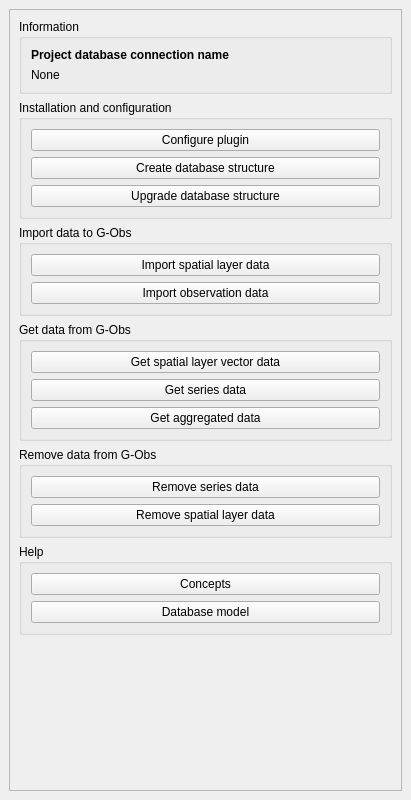
3liz/qgis-gobs-plugin, file gobs/resources/ui/gobs_dockwidget_base.ui: the form before one commit.
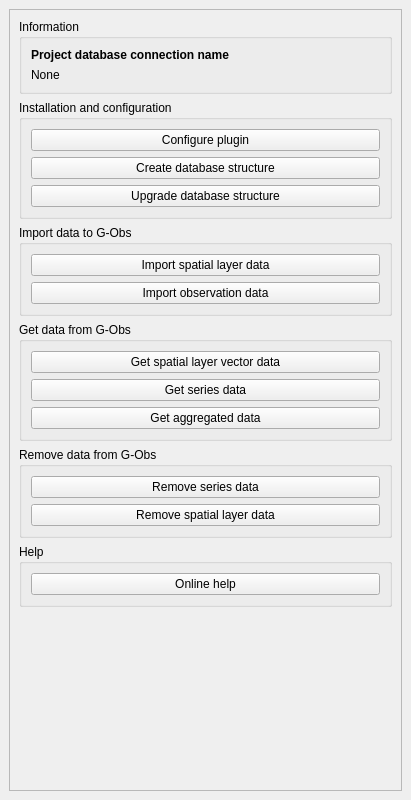
The form after the commit.

Commit message: Dock - Replace helps buttons by single online help button

Diff of the .ui file:
```diff
--- a/gobs/resources/ui/gobs_dockwidget_base.ui
+++ b/gobs/resources/ui/gobs_dockwidget_base.ui
@@ -181,14 +181,7 @@
            <item>
             <widget class="QPushButton" name="button_help_concept">
              <property name="text">
-              <string>Concepts</string>
-             </property>
-            </widget>
-           </item>
-           <item>
-            <widget class="QPushButton" name="button_help_database">
-             <property name="text">
-              <string>Database model</string>
+              <string>Online help</string>
              </property>
             </widget>
            </item>
```
Left out of the diff: 5 changed lines with no effect on the pictures. The commit also changes 2 other files.
